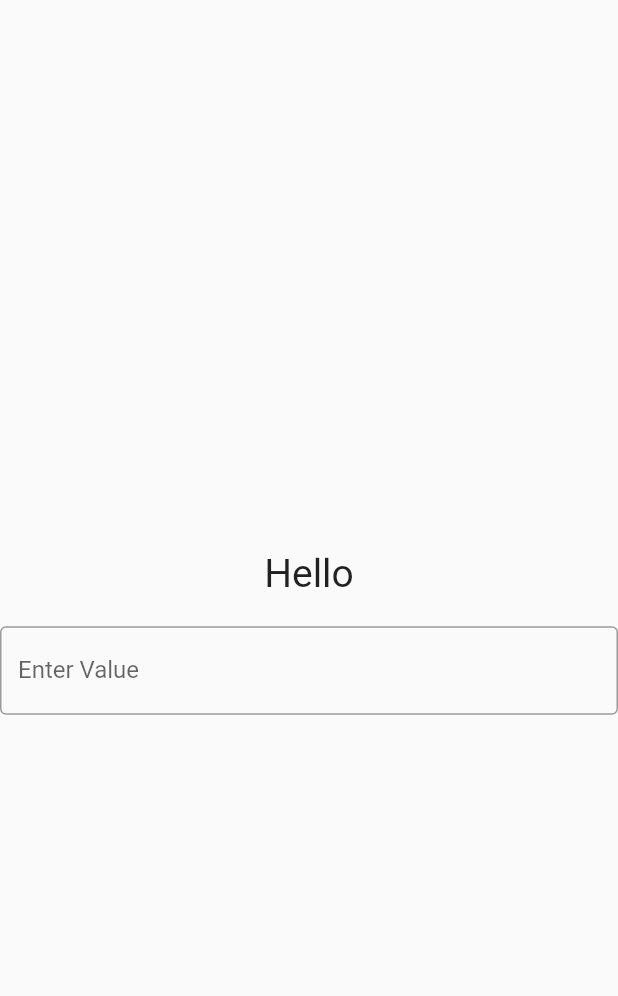
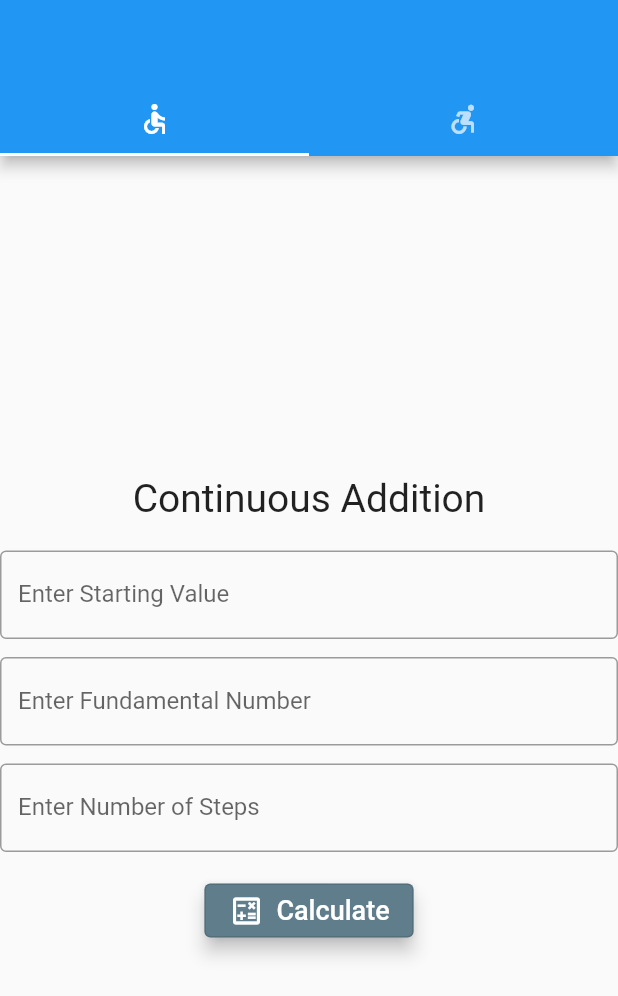
Before and after one commit to Abhi-Survase/activities_app, a Flutter app: the screen it shows after launch, on a phone screen of 412 x 824 dp. Shown: the top 996 px of the screen. Run offline on Flutter 3.47's test engine with Material 2 defaults, Android fonts, the phone set to English and light mode, and no system bars.

```diff
--- /dev/null
+++ b/lib/fundamentalscreen.dart
@@ -0,0 +1,74 @@
+import 'package:flutter/material.dart';
+
+class FundaScreen extends StatelessWidget {
+  const FundaScreen({super.key});
+
+  @override
+  Widget build(BuildContext context) {
+    return SizedBox(
+      height: double.infinity,
+      width: double.infinity,
+      child: Column(
+        mainAxisAlignment: MainAxisAlignment.center,
+        children: [
+          const Padding(
+            padding: EdgeInsets.all(20),
+            child: Text('Continuous Addition', style: TextStyle(fontSize: 26)),
+          ),
+          SizedBox(
+            width: 500,
+            child: Column(
+              crossAxisAlignment: CrossAxisAlignment.center,
+              mainAxisAlignment: MainAxisAlignment.center,
+              children: [
+                const TextField(
+                  maxLines: 1,
+                  decoration: InputDecoration(
+                    border: OutlineInputBorder(),
+                    labelText: 'Enter Starting Value',
+                  ),
+                ),
+                const Padding(
+                  padding: EdgeInsets.only(top: 12, bottom: 12),
+                  child: TextField(
+                    maxLines: 1,
+                    decoration: InputDecoration(
+                      border: OutlineInputBorder(),
+                      labelText: 'Enter Fundamental Number',
+                    ),
+                  ),
+                ),
+                const TextField(
+                  maxLines: 1,
+                  decoration: InputDecoration(
+                    border: OutlineInputBorder(),
+                    labelText: 'Enter Number of Steps',
+                  ),
+                ),
+                Padding(
+                  padding: const EdgeInsets.only(top: 15),
+                  child: OutlinedButton.icon(
+                    style: const ButtonStyle(
+                        elevation: MaterialStatePropertyAll(5),
+                        fixedSize:
+                            MaterialStatePropertyAll(Size.fromHeight(35)),
+                        backgroundColor:
+                            MaterialStatePropertyAll(Colors.blueGrey),
+                        foregroundColor:
+                            MaterialStatePropertyAll(Colors.white)),
+                    onPressed: () {},
+                    icon: const Icon(Icons.calculate_outlined),
+                    label: const Text(
+                      'Calculate',
+                      style: TextStyle(fontSize: 18),
+                    ),
+                  ),
+                )
+              ],
+            ),
+          )
+        ],
+      ),
+    );
+  }
+}
--- a/lib/main.dart
+++ b/lib/main.dart
@@ -1,4 +1,6 @@
 import 'package:flutter/material.dart';
+import 'fundamentalscreen.dart';
+import 'cumulativescreen.dart';
 
 void main() {
   runApp(const MyApp());
@@ -9,32 +11,26 @@ class MyApp extends StatelessWidget {
 
   @override
   Widget build(BuildContext context) {
-    return const MaterialApp(
+    return MaterialApp(
       title: 'Activities App',
-      home: Scaffold(
-        body: SizedBox(
-          height: double.infinity,
-          width: double.infinity,
-          child: Column(
-            mainAxisAlignment: MainAxisAlignment.center,
-            children: [
-              Padding(
-                padding: EdgeInsets.all(20),
-                child: Text('Hello', style: TextStyle(fontSize: 26)),
+      home: DefaultTabController(
+        length: 2,
+        child: Scaffold(
+            appBar: AppBar(
+              bottom: const TabBar(
+                tabs: [
+                  Tab(icon: Icon(Icons.accessible)),
+                  Tab(icon: Icon(Icons.accessible_forward))
+                ],
               ),
-              SizedBox(
-                width: 500,
-                child: TextField(
-                  maxLines: 1,
-                  decoration: InputDecoration(
-                    border: OutlineInputBorder(),
-                    labelText: 'Enter Value',
-                  ),
-                ),
-              )
-            ],
-          ),
-        ),
+            ),
+            body: const TabBarView(
+              clipBehavior: Clip.antiAlias,
+              children: [
+                FundaScreen(),
+                CumuScreen(),
+              ],
+            )),
       ),
     );
   }
```
Also changed, not shown: lib/cumulativescreen.dart (added, +73 -0 lines).
